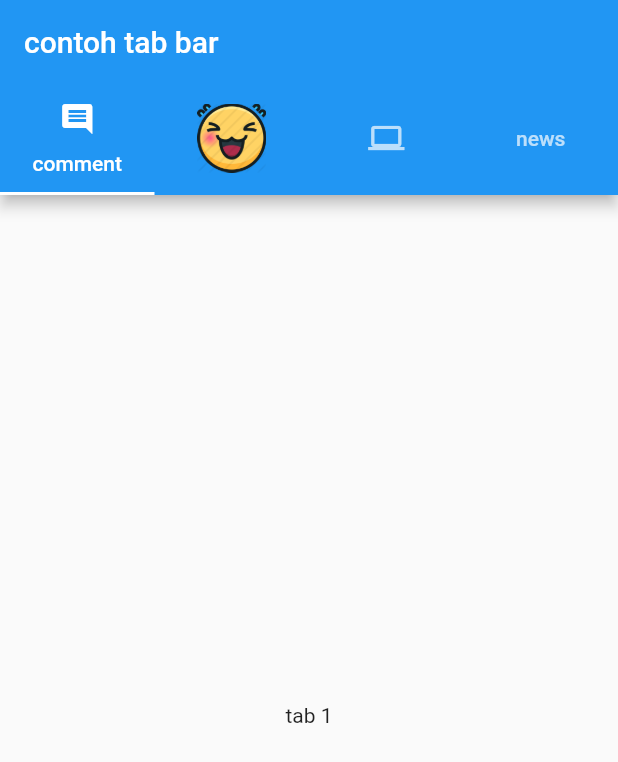
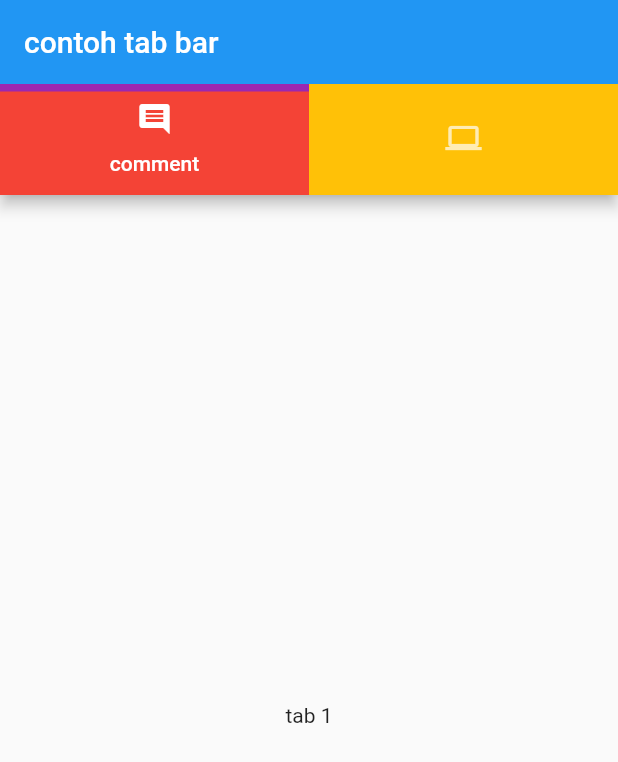
Before and after one commit to luizmirrelll/flutter_tabbar, a Flutter app: the screen it shows after launch, on a phone screen of 412 x 824 dp. Shown: the top 762 px of the screen. Run offline on Flutter 3.47's test engine with Material 2 defaults, Android fonts, the phone set to English and light mode, and no system bars.

Commit message:
Mengubah Tampilan TabBar

```diff
--- a/lib/main.dart
+++ b/lib/main.dart
@@ -7,29 +7,29 @@ void main() {
 class MyApp extends StatelessWidget {
   @override
   Widget build(BuildContext context) {
+    TabBar myTabBar = TabBar(
+        // indicatorColor: Colors.red//cuma bagian bawah
+        indicator: BoxDecoration(
+            color: Colors.red,
+            border: Border(top: BorderSide(color: Colors.purple, width: 5))),
+        tabs: <Widget>[
+          Tab(
+            icon: Icon(Icons.comment),
+            text: "comment",
+          ),
+          Tab(
+            icon: Icon(Icons.computer),
+          ),
+        ]);
     return MaterialApp(
       home: DefaultTabController(
-        length: 4,
+        length: 2,
         child: Scaffold(
           appBar: AppBar(
             title: Text("contoh tab bar"),
-            bottom: TabBar(tabs: <Widget>[
-              Tab(
-                icon: Icon(Icons.comment),
-                text: "comment",
-              ),
-              Tab(
-                child: Image(
-                  image: AssetImage("assets/cute.png"),
-                ),
-              ),
-              Tab(
-                icon: Icon(Icons.computer),
-              ),
-              Tab(
-                text: "news",
-              ),
-            ]),
+            bottom: PreferredSize(
+                preferredSize: Size.fromHeight(myTabBar.preferredSize.height),
+                child: Container(color: Colors.amber, child: myTabBar)),
           ),
           body: TabBarView(children: <Widget>[
             Center(
@@ -38,12 +38,6 @@ class MyApp extends StatelessWidget {
             Center(
               child: Text("tab 2"),
             ),
-            Center(
-              child: Text("tab 3"),
-            ),
-            Center(
-              child: Text("tab 4"),
-            ),
           ]),
         ),
       ),
```
